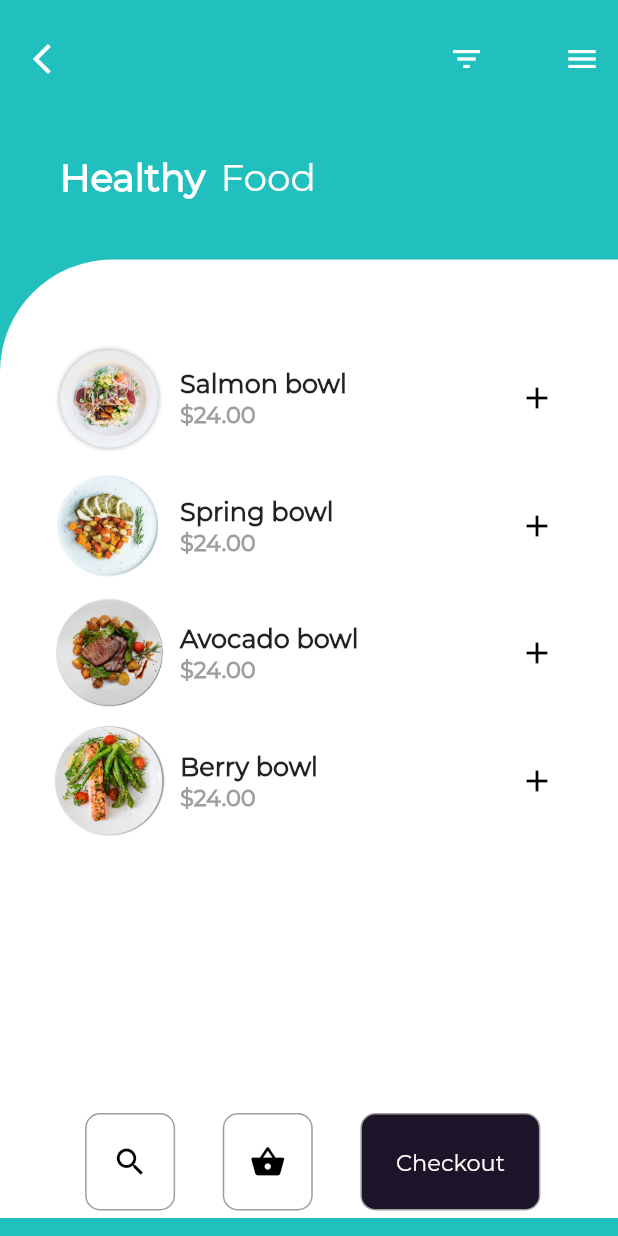
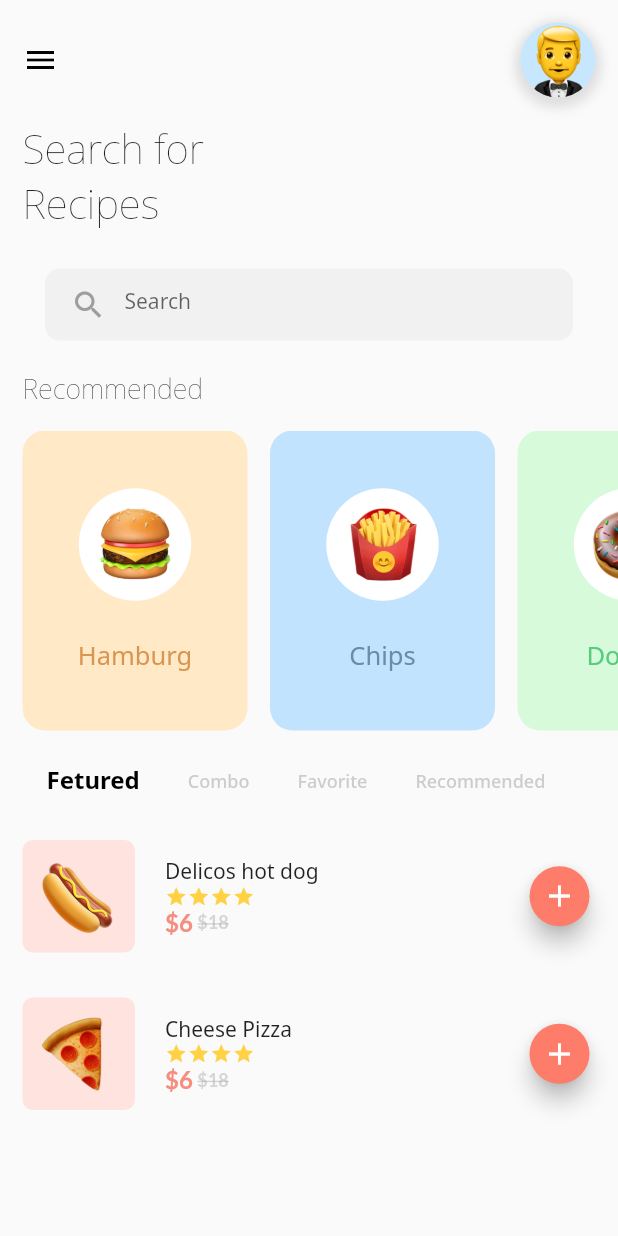
Before and after one commit to lmadhuranga/flutter-uis, a Flutter app: the screen it shows after launch, on a phone screen of 412 x 824 dp. Run offline on Flutter 3.47's test engine with Material 2 defaults, Android fonts, the phone set to English and light mode, and no system bars; drawn by our look-alikes of smooth_star_rating; our stand-ins replace google_fonts; project files that could hold a hidden picture were left out.

Commit message:
Added dashbord ui

```diff
--- /dev/null
+++ b/lib/Emojis/DashboardPage.dart
@@ -0,0 +1,210 @@
+import 'package:curved_designs/Emojis/FoodTabs.dart';
+import 'package:flutter/material.dart';
+import 'package:google_fonts/google_fonts.dart';
+
+class DashboardPage extends StatefulWidget {
+  @override
+  _DashboardPageState createState() => _DashboardPageState();
+}
+
+class _DashboardPageState extends State<DashboardPage>
+    with SingleTickerProviderStateMixin {
+  TabController tabController;
+
+  @override
+  void initState() {
+    // TODO: implement initState
+    super.initState();
+    tabController = TabController(vsync: this, length: 4);
+  }
+
+  @override
+  Widget build(BuildContext context) {
+    var dHight = MediaQuery.of(context).size.height;
+    return Scaffold(
+      body: ListView(
+        children: [
+          Padding(
+            padding:EdgeInsets.all(15.0),
+            child: Row(
+              mainAxisAlignment: MainAxisAlignment.spaceBetween,
+              children: [
+                Icon(Icons.menu, color:Colors.black),
+                Container(
+                  height: 50.0,
+                  width: 50.0,
+                  decoration: BoxDecoration(
+                    boxShadow: [
+                      BoxShadow(
+                        color: Colors.grey.withOpacity(0.3),
+                        blurRadius: 6.0,
+                        spreadRadius: 4.0,
+                        offset: Offset(0.0, 3.0)
+                      )
+                    ],
+                    color: Color(0xFFC6E7FE),
+                    shape: BoxShape.circle,
+                    image: DecorationImage(
+                      image: AssetImage('assets/emojis/tuxedo.png'),
+                      fit: BoxFit.contain
+                    ),
+                  ),
+                ),
+              ],
+            ),
+          ),
+          Padding(
+            padding: const EdgeInsets.only(left: 15.0),
+            child: Text(
+              'Search for',
+              style: GoogleFonts.notoSans(
+                fontWeight: FontWeight.w100,
+                fontSize: 27.0,
+              ),
+            ),
+          ),
+          Padding(
+            padding: const EdgeInsets.only(left: 15.0),
+            child: Text(
+              'Recipes',
+              style: GoogleFonts.notoSans(
+                fontWeight: FontWeight.w100,
+                fontSize: 27.0,
+              ),
+            ),
+          ),
+          SizedBox(height: 25.0),
+          Padding(
+            padding: EdgeInsets.only(left:15.0, right: 15.0),
+            child: Container(
+              padding: EdgeInsets.only(left: 15.0, right: 15.0),
+              child: Container(
+                padding: EdgeInsets.only(left: 5.0),
+                decoration: BoxDecoration(
+                  color: Colors.grey.withOpacity(0.1),
+                  borderRadius: BorderRadius.circular(10.0),
+                ),
+                child: TextField(
+                  decoration: InputDecoration(
+                    hintText: 'Search',
+                    hintStyle: GoogleFonts.notoSans(
+                      fontSize: 14.0,
+                    ),
+                    border: InputBorder.none,
+                    fillColor: Colors.grey.withOpacity(0.5),
+                    prefixIcon: Icon(Icons.search, color: Colors.grey,)
+                  ),
+                ),
+              ),
+            ),
+          ),
+          SizedBox(height: 20.0),
+          Padding(
+            padding: const EdgeInsets.only(left: 15.0),
+            child: Text(
+              'Recommended',
+              style: GoogleFonts.notoSans(
+                fontWeight: FontWeight.w100,
+                fontSize: 18.0,
+              ),
+            ),
+          ),
+          SizedBox(height: 15.0),
+          Container(
+            height:200.0,
+            child: ListView(
+              scrollDirection: Axis.horizontal,
+              children: [
+              _buildListItem('Hamburg', 'assets/emojis/burger.png', '21', Color(0xFFFFE9C6), Color(0xFFDA9551)),
+              _buildListItem('Chips', 'assets/emojis/fries.png', '15', Color(0xFFC2E3FE), Color(0xFF6A8CAA)),
+              _buildListItem('Donuts', 'assets/emojis/doughnut.png', '15', Color(0xFFD7FADA), Color(0xFF56CC7E)),
+              ],
+            ),
+          ),
+          SizedBox(height: 10.0,),
+          Padding(
+            padding: EdgeInsets.only(left: 15.0),
+            child: TabBar(
+              controller: tabController,
+              isScrollable: true,
+              indicatorColor: Colors.transparent,
+              labelColor: Colors.black,
+              unselectedLabelColor: Colors.grey.withOpacity(0.5),
+              labelStyle: GoogleFonts.notoSans(
+                fontSize: 16.0,
+                fontWeight: FontWeight.w700
+              ),
+              unselectedLabelStyle: GoogleFonts.notoSans(
+                fontSize: 12.0,
+                fontWeight: FontWeight.w500
+              ),
+              tabs: [
+                Tab(child: Text('Fetured')),
+                Tab(child: Text('Combo')),
+                Tab(child: Text('Favorite')),
+                Tab(child: Text('Recommended')),
+              ],
+            ),
+          ),
+          Container(
+            height: dHight,
+            child: TabBarView(
+              controller: tabController,
+              children: [
+                FoodTabs(),
+                FoodTabs(),
+                FoodTabs(),
+                FoodTabs(),
+              ],
+            ),
+          )
+        ],
+      ),
+    );
+  }
+
+  _buildListItem(String foodName, String imgPath, String price, Color bgColor, Color textColor) {
+    return Padding(
+      padding: EdgeInsets.only(left: 15.0),
+      child: InkWell(
+        onTap: (){},
+        child: Container(
+          height: 175.0,
+          width: 150.0,
+          decoration: BoxDecoration(
+            borderRadius: BorderRadius.circular(15.0),
+            color: bgColor
+          ),
+          child: Column(
+            mainAxisAlignment: MainAxisAlignment.center,
+            children: [
+              Hero(
+                tag: foodName,
+                child: Container(
+                  height: 75.0,
+                  width: 75.0,
+                  decoration: BoxDecoration(
+                    color: Colors.white,
+                    shape: BoxShape.circle
+                  ),
+                  child: Center(
+                    child: Image.asset(imgPath, height: 50, width: 50.0,),
+                  ),
+                )
+              ),
+              SizedBox(height: 25.0,),
+              Text(
+                foodName,
+                style: GoogleFonts.notoSans(
+                  fontSize: 17.0,
+                  color: textColor
+                ),
+              )
+            ],
+          ),
+        ),
+      ),
+    );
+  }
+
+}
--- /dev/null
+++ b/lib/Emojis/FoodTabs.dart
@@ -0,0 +1,110 @@
+import 'package:flutter/material.dart';
+import 'package:google_fonts/google_fonts.dart';
+import 'package:smooth_star_rating/smooth_star_rating.dart';
+
+class FoodTabs extends StatefulWidget {
+  @override
+  _FoodTabsState createState() => _FoodTabsState();
+}
+
+class _FoodTabsState extends State<FoodTabs> {
+  @override
+  Widget build(BuildContext context) {
+    return Scaffold(
+      body: ListView(
+        children: [
+          _buildListItem('Delicos hot dog', 4.0, '6', 'assets/emojis/hotdog.png'),
+          _buildListItem('Cheese Pizza', 4.0, '6', 'assets/emojis/pizza.png')
+        ],
+      ),
+    );
+  }
+  _buildListItem(String foodName, rating, String price, String imgPath) {
+    return Padding(
+      padding: EdgeInsets.all(15.0),
+      child: Row(
+        mainAxisAlignment: MainAxisAlignment.spaceBetween,
+        children: [
+          Container(
+            width: 210.0,
+            child: Row(
+              children: [
+                Container(
+                  height: 75.0,
+                  width: 75.0,
+                  decoration: BoxDecoration(
+                    borderRadius: BorderRadius.circular(7.0),
+                    color: Color(0xFFFFE3DF)
+                  ),
+                  child: Center(
+                    child: Image.asset(imgPath, height: 50.0, width: 50.0,),
+                  ),
+                ),
+                SizedBox(width: 20.0,),
+                Column(
+                  crossAxisAlignment: CrossAxisAlignment.start,
+                  children: [
+                    Text(
+                      foodName,
+                      style: GoogleFonts.notoSans(
+                        fontSize: 14.0,
+                        fontWeight: FontWeight.w400,
+                      ),
+                    ),
+                    SmoothStarRating(
+                      allowHalfRating: false,
+                      onRated:(v) {
+
+                      },
+                      starCount: rating.toInt(),
+                      rating: rating,
+                      color: Color(0xFFFFD143),
+                      borderColor: Color(0xFFFFD143),
+                      size: 15.0,
+                      spacing: 0.0,
+                    ),
+                    Row(
+                      children: [
+                        Text(
+                          '\$' + price,
+                          style: GoogleFonts.lato(
+                            fontSize: 16.0,
+                            fontWeight: FontWeight.w600,
+                            textStyle: TextStyle(
+                              color: Color(0xFFF68D7F),
+                            )
+                          ),
+                        ),
+                        SizedBox(width: 3.0),
+                        Text(
+                          '\$' + '18',
+                          style: GoogleFonts.lato(
+                            fontSize: 12.0,
+                            decoration: TextDecoration.lineThrough,
+                            fontWeight: FontWeight.w600,
+                            textStyle: TextStyle(
+                              color: Colors.grey.withOpacity(0.4)
+                            )
+                          ),
+                        ),
+                      ],
+                    )
+                  ],
+                )
+              ],
+            ),
+          ),
+          FloatingActionButton(
+            heroTag: foodName,
+            mini: true,
+            onPressed: (){},
+            child: Center(
+              child: Icon(Icons.add, color: Colors.white),
+            ),
+            backgroundColor: Color(0xFFFE7D6A),
+          )
+        ],
+      ),
+    );
+  }
+}
--- a/lib/main.dart
+++ b/lib/main.dart
@@ -1,3 +1,4 @@
+import 'package:curved_designs/Emojis/DashboardPage.dart';
 import 'package:curved_designs/curveddesigns/HealthyFood.dart';
 import 'package:flutter/material.dart';
 
@@ -17,7 +18,8 @@ class MyApp extends StatelessWidget {
         visualDensity: VisualDensity.adaptivePlatformDensity,
       ),
       // home: HealthyFood(title: 'Flutter Demo Home Page'),
-      home: HealthyFood(title: 'Flutter Demo Home Page'),
+      // home: HealthyFood(title: 'Flutter Demo Home Page'),
+      home: DashboardPage(),
     );
   }
 }
```
Also changed, not shown: pubspec.yaml (+4 -6 lines), assets/emojis/burger.png (added), assets/emojis/cheese.png (added), assets/emojis/doughnut.png (added), assets/emojis/fries.png (added), assets/emojis/hotdog.png (added), assets/emojis/pizza.png (added), assets/emojis/popcorn.png (added), assets/emojis/sandwich.png (added), assets/emojis/taco.png (added), assets/emojis/tuxedo.png (added), assets/tuxedo.png (added), pubspec.lock.
